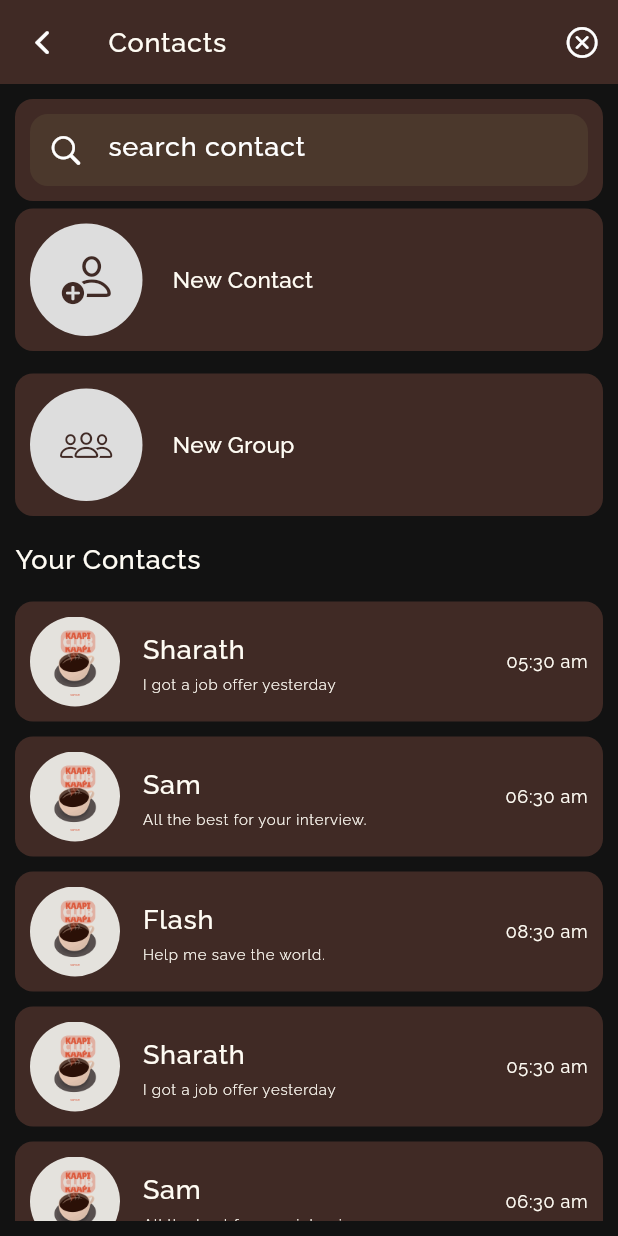
After one commit to Sharathk1999/Kaapi-Club, a Flutter app: the ContactPage screen opened by its route, after a tap on an icon or button, on a phone screen of 412 x 824 dp. The commit adds this screen. Run offline on Flutter 3.47's test engine with Material 3 defaults, Android fonts, the phone set to English and light mode, and no system bars; our stand-ins replace awesome_snackbar_content, cloud_firestore, firebase_auth, firebase_core, firebase_storage, flutter_svg and 3 more; accounts and stored records are empty.

Commit message:
add new contact ui done

```diff
--- a/lib/core/page_routes.dart
+++ b/lib/core/page_routes.dart
@@ -1,6 +1,7 @@
 import 'package:get/get.dart';
 import 'package:kaapi_club/pages/auth/auth_page.dart';
 import 'package:kaapi_club/pages/chat/chat_page.dart';
+import 'package:kaapi_club/pages/contact/contact_page.dart';
 import 'package:kaapi_club/pages/home/home_page.dart';
 import 'package:kaapi_club/pages/profile/profile_page.dart';
 
@@ -25,6 +26,11 @@ var pagePaths = [
     page: () => const ProfilePage(),
     transition: Transition.native,
   ),
+  GetPage(
+    name: "/contactPage",
+    page: () => const ContactPage(),
+    transition: Transition.native,
+  ),
   // GetPage(
   //   name: "/userProfilePage",
   //   page: () => const UserProfilePage(),
--- /dev/null
+++ b/lib/pages/contact/contact_page.dart
@@ -0,0 +1,116 @@
+import 'package:flutter/cupertino.dart';
+import 'package:flutter/material.dart';
+import 'package:get/get.dart';
+import 'package:kaapi_club/core/images.dart';
+import 'package:kaapi_club/pages/contact/widgets/contect_search.dart';
+import 'package:kaapi_club/pages/contact/widgets/new_contact_tile.dart';
+import 'package:kaapi_club/pages/home/widgets/chat_tile.dart';
+
+class ContactPage extends StatelessWidget {
+  const ContactPage({super.key});
+
+  @override
+  Widget build(BuildContext context) {
+    RxBool isSearchEnabled = false.obs;
+    return Scaffold(
+      appBar: AppBar(
+        actions: [
+          Obx(() => IconButton(
+            onPressed: () {
+              isSearchEnabled.value=!isSearchEnabled.value;
+            },
+            icon:  Icon(
+            isSearchEnabled.value ?  CupertinoIcons.xmark_circle:CupertinoIcons.search,
+            ),
+          ),)
+        ],
+        leading: IconButton(
+          onPressed: () {
+            Get.offAllNamed("/homePage");
+          },
+          icon: const Icon(
+            CupertinoIcons.chevron_back,
+          ),
+        ),
+        title: Text(
+          "Contacts",
+          style: Theme.of(context).textTheme.bodyLarge,
+        ),
+      ),
+      body: Padding(
+        padding: const EdgeInsets.all(10.0),
+        child: ListView(
+          children: [
+           Obx(() => isSearchEnabled.value ?  const ContactSearch(): const SizedBox(),),
+            const SizedBox(
+              height: 5.0,
+            ),
+            NewContactTile(
+              iconData: CupertinoIcons.person_add,
+              btnName: "New Contact",
+              onTap: () {},
+            ),
+            const SizedBox(
+              height: 15.0,
+            ),
+            NewContactTile(
+              iconData: CupertinoIcons.group,
+              btnName: "New Group",
+              onTap: () {},
+            ),
+            const SizedBox(
+              height: 15.0,
+            ),
+            Row(
+              children: [
+                Text(
+                  "Your Contacts",
+                  style: Theme.of(context).textTheme.bodyLarge,
+                )
+              ],
+            ),
+            const SizedBox(
+              height: 15.0,
+            ),
+            const ChatTile(
+              name: "Sharath",
+              imgUrl: ImagesAsset.kaapiImg,
+              lastMsg: "I got a job offer yesterday",
+              lastMsgTime: "05:30 am",
+            ),
+            const ChatTile(
+              name: "Sam",
+              imgUrl: ImagesAsset.kaapiImg,
+              lastMsg: "All the best for your interview.",
+              lastMsgTime: "06:30 am",
+            ),
+            const ChatTile(
+              name: "Flash",
+              imgUrl: ImagesAsset.kaapiImg,
+              lastMsg: "Help me save the world.",
+              lastMsgTime: "08:30 am",
+            ),
+            const ChatTile(
+              name: "Sharath",
+              imgUrl: ImagesAsset.kaapiImg,
+              lastMsg: "I got a job offer yesterday",
+              lastMsgTime: "05:30 am",
+            ),
+            const ChatTile(
+              name: "Sam",
+              imgUrl: ImagesAsset.kaapiImg,
+              lastMsg: "All the best for your interview.",
+              lastMsgTime: "06:30 am",
+            ),
+            const ChatTile(
+              name: "Flash",
+              imgUrl: ImagesAsset.kaapiImg,
+              lastMsg: "Help me save the world.",
+              lastMsgTime: "08:30 am",
+            ),
+          ],
+        ),
+      ),
+    );
+  }
+}
--- /dev/null
+++ b/lib/pages/contact/widgets/contect_search.dart
@@ -0,0 +1,34 @@
+import 'package:flutter/cupertino.dart';
+import 'package:flutter/material.dart';
+
+class ContactSearch extends StatelessWidget {
+  const ContactSearch({super.key});
+
+  @override
+  Widget build(BuildContext context) {
+    return Container(
+              decoration: BoxDecoration(
+                borderRadius: BorderRadius.circular(12),
+                color: Theme.of(context).colorScheme.primary,
+              ),
+              padding: const EdgeInsets.all(10.0),
+              child: Row(
+                children: [
+                  Expanded(
+                    child: TextField(
+                      cursorColor: Theme.of(context).colorScheme.primaryContainer,
+                      textInputAction: TextInputAction.search,
+                      onSubmitted: (value) {
+                        print("Search value => $value");
+                      },
+                      decoration: const InputDecoration(
+                        hintText: "search contact",
+                        prefixIcon: Icon(CupertinoIcons.search,),
+                      ),
+                    ),
+                  ),
+                ],
+              ),
+            );
+  }
+}
--- /dev/null
+++ b/lib/pages/contact/widgets/new_contact_tile.dart
@@ -0,0 +1,38 @@
+import 'package:flutter/material.dart';
+
+class NewContactTile extends StatelessWidget {
+  final IconData iconData;
+  final String btnName;
+  final VoidCallback onTap;
+
+  const NewContactTile({super.key, required this.iconData, required this.btnName, required this.onTap,});
+
+  @override
+  Widget build(BuildContext context) {
+    return GestureDetector(
+      onTap: onTap,
+      child: Container(
+        decoration: BoxDecoration(
+          borderRadius: BorderRadius.circular(12),
+          color: Theme.of(context).colorScheme.primary,
+        ),
+        padding: const EdgeInsets.all(10),
+        child: Row(
+          children: [
+            Container(
+              width: 75,
+              height: 75,
+              decoration: BoxDecoration(
+                shape: BoxShape.circle,
+                color: Theme.of(context).colorScheme.primaryContainer,
+              ),
+              child:  Icon(iconData,color: Theme.of(context).colorScheme.primary,size: 35,),
+            ),
+            const SizedBox(width: 20.0,),
+            Text(btnName,style: Theme.of(context).textTheme.bodyMedium,),
+          ],
+        ),
+      ),
+    );
+  }
+}
--- a/lib/pages/home/home_page.dart
+++ b/lib/pages/home/home_page.dart
@@ -55,9 +55,11 @@ class _HomePageState extends State<HomePage> with TickerProviderStateMixin {
         bottom: homeTabBar(tabController, context),
       ),
       floatingActionButton: FloatingActionButton(
-        onPressed: () {},
+        onPressed: () {
+          Get.offAllNamed("/contactPage");
+        },
         child: Icon(
-          CupertinoIcons.create,
+          CupertinoIcons.add_circled,
           color: Theme.of(context).colorScheme.primary,
         ),
       ),
```
